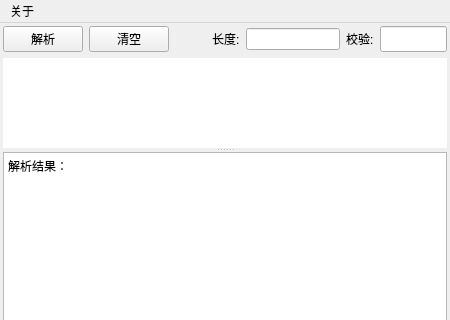
Old version of the form UI/gui.ui in the repository KayFelicities/698trans; both pictures show x 0 to 450 and y 0 to 320 of the 450 by 606 pixel window.
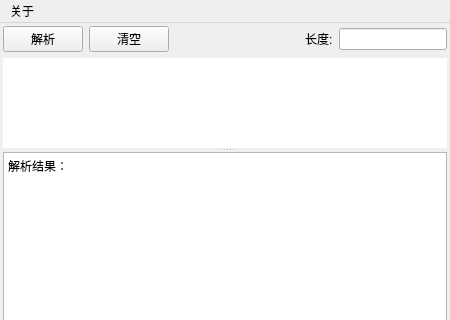
New version of the form. Icons and pictures are not drawn.

```diff
--- a/UI/gui.ui
+++ b/UI/gui.ui
@@ -88,29 +88,6 @@
         </property>
        </widget>
       </item>
-      <item>
-       <widget class="QLabel" name="label_2">
-        <property name="text">
-         <string>校验:</string>
-        </property>
-       </widget>
-      </item>
-      <item>
-       <widget class="QLineEdit" name="crc_box">
-        <property name="sizePolicy">
-         <sizepolicy hsizetype="Maximum" vsizetype="Fixed">
-          <horstretch>0</horstretch>
-          <verstretch>0</verstretch>
-         </sizepolicy>
-        </property>
-        <property name="maximumSize">
-         <size>
-          <width>80</width>
-          <height>50</height>
-         </size>
-        </property>
-       </widget>
-      </item>
      </layout>
     </item>
     <item>
```
Left out of the diff: 1 changed line with no effect on the pictures.
